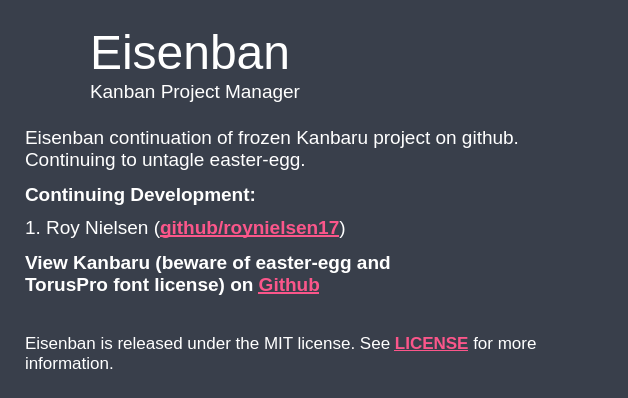
Qt form src/eisenban/ui/about.ui (clockworksspheres/eisenban) before a commit.
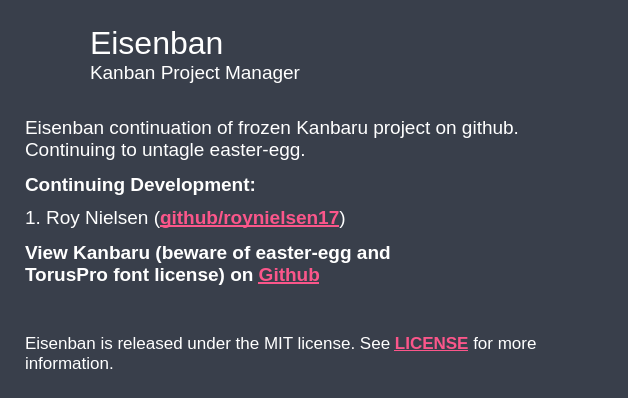
The same form after that commit. Icons and pictures are not drawn.

The edit to the form file:
```diff
--- a/src/eisenban/ui/about.ui
+++ b/src/eisenban/ui/about.ui
@@ -86,7 +86,7 @@
           <property name="font">
            <font>
             <family>Arimo</family>
-            <pointsize>36</pointsize>
+            <pointsize>24</pointsize>
            </font>
           </property>
           <property name="styleSheet">
```
Left out of the diff: 4 changed lines with no effect on the pictures.
